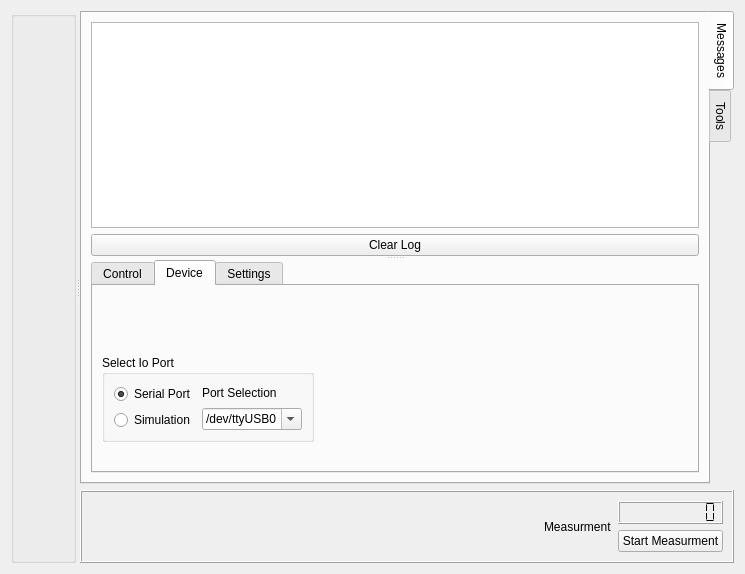
First picture: the form in src/plugins/FraPlugin/qfra_frame_work_view.ui, repository samiavasil/temporary, before the edit.
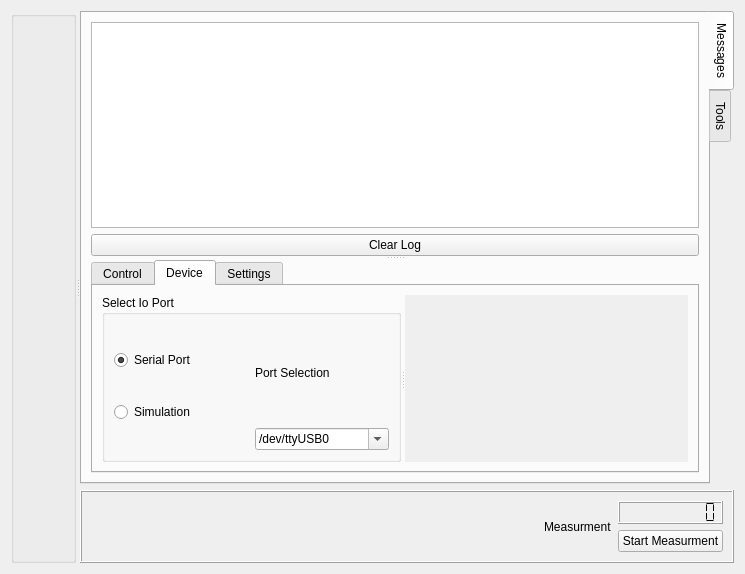
Second picture: the form after the edit. Icons and pictures are not drawn. Custom widgets are drawn as their Qt base class.

Patch:
```diff
--- a/src/plugins/FraPlugin/qfra_frame_work_view.ui
+++ b/src/plugins/FraPlugin/qfra_frame_work_view.ui
@@ -755,70 +755,12 @@
                <attribute name="title">
                 <string>Device</string>
                </attribute>
-               <layout class="QGridLayout" name="_25">
-                <property name="margin">
-                 <number>9</number>
-                </property>
-                <property name="spacing">
-                 <number>6</number>
-                </property>
+               <layout class="QGridLayout" name="gridLayout_3">
                 <item row="0" column="0">
-                 <layout class="QVBoxLayout" name="_26">
-                  <property name="spacing">
-                   <number>6</number>
-                  </property>
-                  <property name="margin">
-                   <number>0</number>
-                  </property>
-                  <item>
-                   <spacer>
+                 <widget class="QSplitter" name="splitter_3">
                     <property name="orientation">
-                     <enum>Qt::Vertical</enum>
-                    </property>
-                    <property name="sizeType">
-                     <enum>QSizePolicy::Minimum</enum>
-                    </property>
-                    <property name="sizeHint" stdset="0">
-                     <size>
-                      <width>195</width>
-                      <height>0</height>
-                     </size>
-                    </property>
-                   </spacer>
-                  </item>
-                  <item>
-                   <layout class="QHBoxLayout" name="_27">
-                    <property name="spacing">
-                     <number>6</number>
-                    </property>
-                    <property name="margin">
-                     <number>0</number>
-                    </property>
-                    <item>
-                     <layout class="QVBoxLayout" name="_28">
-                      <property name="spacing">
-                       <number>6</number>
-                      </property>
-                      <property name="margin">
-                       <number>0</number>
-                      </property>
-                      <item>
-                       <spacer>
-                        <property name="orientation">
-                         <enum>Qt::Vertical</enum>
-                        </property>
-                        <property name="sizeType">
-                         <enum>QSizePolicy::Minimum</enum>
-                        </property>
-                        <property name="sizeHint" stdset="0">
-                         <size>
-                          <width>20</width>
-                          <height>40</height>
-                         </size>
-                        </property>
-                       </spacer>
-                      </item>
-                      <item>
+                   <enum>Qt::Horizontal</enum>
+                  </property>
                        <widget class="QGroupBox" name="DevIoGrBox">
                         <property name="sizePolicy">
                          <sizepolicy hsizetype="Fixed" vsizetype="Fixed">
@@ -941,28 +883,18 @@
                          </item>
                         </layout>
                        </widget>
-                      </item>
-                     </layout>
-                    </item>
-                    <item>
-                     <spacer>
-                      <property name="orientation">
-                       <enum>Qt::Horizontal</enum>
-                      </property>
-                      <property name="sizeType">
-                       <enum>QSizePolicy::MinimumExpanding</enum>
-                      </property>
-                      <property name="sizeHint" stdset="0">
+                  <widget class="QWidget" name="Seriala" native="true">
+                   <property name="minimumSize">
                        <size>
-                        <width>40</width>
-                        <height>20</height>
-                       </size>
-                      </property>
-                     </spacer>
-                    </item>
-                   </layout>
-                  </item>
-                 </layout>
+                     <width>200</width>
+                     <height>100</height>
+                    </size>
+                   </property>
+                   <property name="autoFillBackground">
+                    <bool>true</bool>
+                   </property>
+                  </widget>
+                 </widget>
                 </item>
                </layout>
               </widget>
```
Left out of the diff: 2 changed lines with no effect on the pictures. Lines whose indentation alone changed are shown as unchanged.
